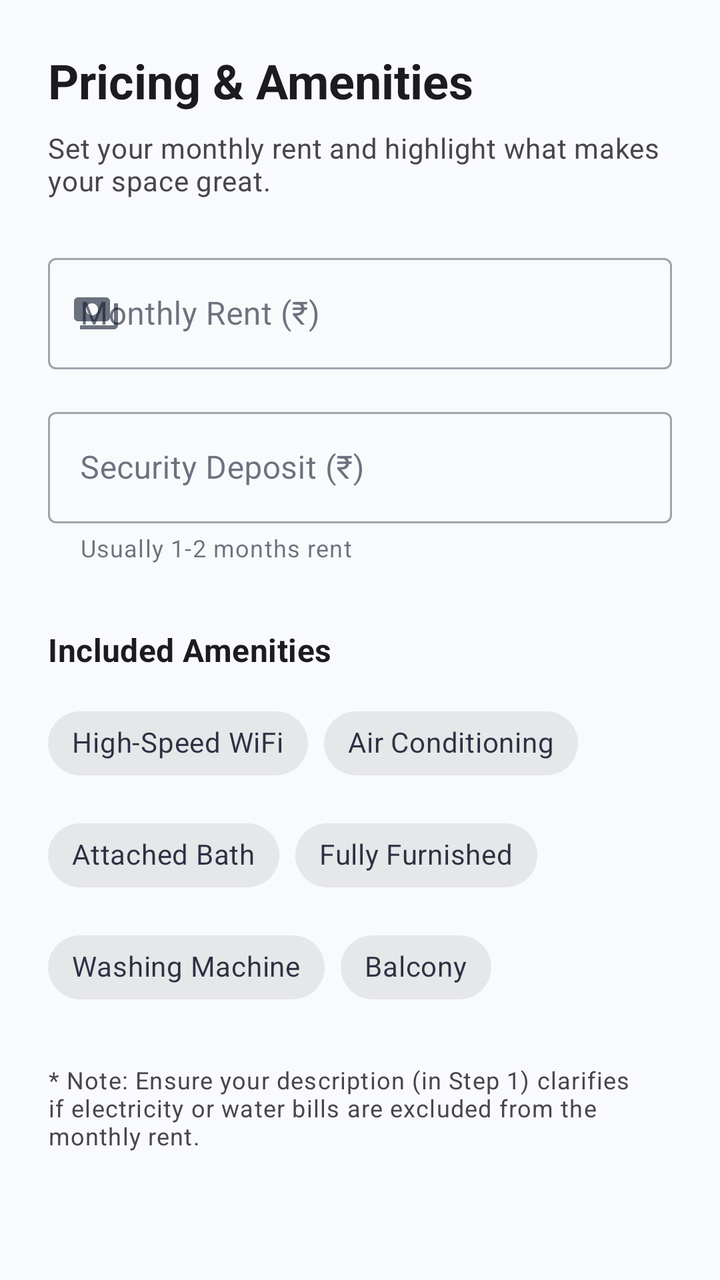
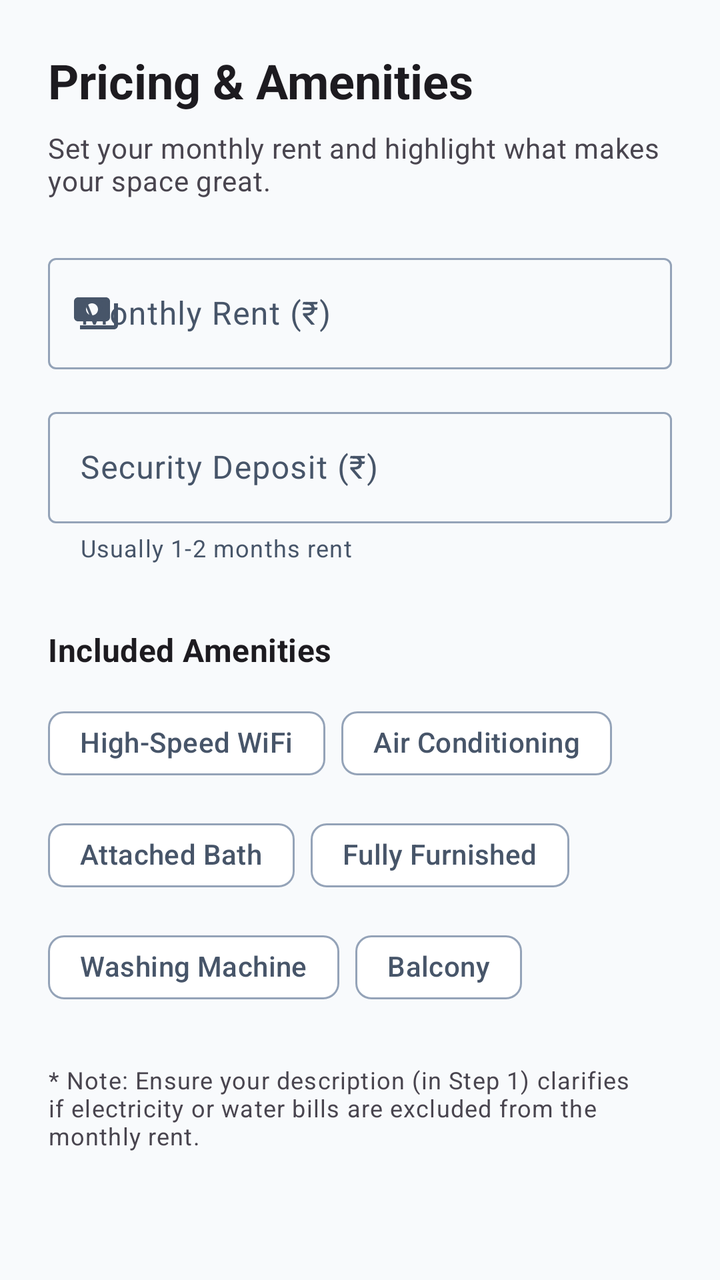

Screens rendered from an Android XML layout before and after an edit, with the pre-edit source and the edit as a unified diff.
<!-- AndroidManifest.xml: application theme Theme.StudentRoomSharingApp -->
<!-- res/layout/fragment_add_room_step3.xml -->
<?xml version="1.0" encoding="utf-8"?>
<androidx.core.widget.NestedScrollView xmlns:android="http://schemas.android.com/apk/res/android"
    xmlns:app="http://schemas.android.com/apk/res-auto"
    android:layout_width="match_parent"
    android:layout_height="match_parent"
    xmlns:tools="http://schemas.android.com/tools"
    android:fillViewport="true">

    <androidx.constraintlayout.widget.ConstraintLayout
        android:layout_width="match_parent"
        android:layout_height="wrap_content"
        android:padding="24dp">

        <TextView
            android:id="@+id/tv_step3_title"
            android:layout_width="0dp"
            android:layout_height="wrap_content"
            android:text="Pricing &amp; Amenities"
            android:textAppearance="?attr/textAppearanceHeadline5"
            android:textStyle="bold"
            app:layout_constraintEnd_toEndOf="parent"
            app:layout_constraintStart_toStartOf="parent"
            app:layout_constraintTop_toTopOf="parent" />

        <TextView
            android:id="@+id/tv_step3_subtitle"
            android:layout_width="0dp"
            android:layout_height="wrap_content"
            android:layout_marginTop="8dp"
            android:text="Set your monthly rent and highlight what makes your space great."
            android:textAppearance="?attr/textAppearanceBody2"
            android:textColor="?android:attr/textColorSecondary"
            app:layout_constraintEnd_toEndOf="parent"
            app:layout_constraintStart_toStartOf="parent"
            app:layout_constraintTop_toBottomOf="@id/tv_step3_title" />

        <com.google.android.material.textfield.TextInputLayout
            android:id="@+id/til_monthly_rent"
            style="@style/Widget.MaterialComponents.TextInputLayout.OutlinedBox"
            android:layout_width="match_parent"
            android:layout_height="wrap_content"
            android:layout_marginTop="24dp"
            android:hint="Monthly Rent (₹)"
            app:layout_constraintTop_toBottomOf="@id/tv_step3_subtitle"
            app:startIconDrawable="@drawable/baseline_payments_24">

            <com.google.android.material.textfield.TextInputEditText
                android:id="@+id/et_monthly_rent"
                android:layout_width="match_parent"
                android:layout_height="wrap_content"
                android:inputType="numberDecimal" />
        </com.google.android.material.textfield.TextInputLayout>

        <com.google.android.material.textfield.TextInputLayout
            android:id="@+id/til_security_deposit"
            style="@style/Widget.MaterialComponents.TextInputLayout.OutlinedBox"
            android:layout_width="match_parent"
            android:layout_height="wrap_content"
            android:layout_marginTop="16dp"
            android:hint="Security Deposit (₹)"
            app:helperText="Usually 1-2 months rent"
            app:layout_constraintTop_toBottomOf="@id/til_monthly_rent">

            <com.google.android.material.textfield.TextInputEditText
                android:id="@+id/et_security_deposit"
                android:layout_width="match_parent"
                android:layout_height="wrap_content"
                android:inputType="numberDecimal" />
        </com.google.android.material.textfield.TextInputLayout>

        <TextView
            android:id="@+id/tv_amenities_title"
            android:layout_width="wrap_content"
            android:layout_height="wrap_content"
            android:layout_marginTop="32dp"
            android:text="Included Amenities"
            android:textAppearance="?attr/textAppearanceSubtitle1"
            android:textStyle="bold"
            app:layout_constraintStart_toStartOf="parent"
            app:layout_constraintTop_toBottomOf="@id/til_security_deposit" />

        <com.google.android.material.chip.ChipGroup
            android:id="@+id/chip_group_amenities"
            android:layout_width="match_parent"
            android:layout_height="wrap_content"
            android:layout_marginTop="12dp"
            app:layout_constraintTop_toBottomOf="@id/tv_amenities_title"
            app:singleSelection="false"> <com.google.android.material.chip.Chip
            android:id="@+id/chip_wifi"
            style="@style/Widget.MaterialComponents.Chip.Filter"
            android:layout_width="wrap_content"
            android:layout_height="wrap_content"
            android:text="High-Speed WiFi" />

            <com.google.android.material.chip.Chip
                android:id="@+id/chip_ac"
                style="@style/Widget.MaterialComponents.Chip.Filter"
                android:layout_width="wrap_content"
                android:layout_height="wrap_content"
                android:text="Air Conditioning" />

            <com.google.android.material.chip.Chip
                android:id="@+id/chip_attached_bath"
                style="@style/Widget.MaterialComponents.Chip.Filter"
                android:layout_width="wrap_content"
                android:layout_height="wrap_content"
                android:text="Attached Bath" />

            <com.google.android.material.chip.Chip
                android:id="@+id/chip_furnished"
                style="@style/Widget.MaterialComponents.Chip.Filter"
                android:layout_width="wrap_content"
                android:layout_height="wrap_content"
                android:text="Fully Furnished" />

            <com.google.android.material.chip.Chip
                android:id="@+id/chip_washing_machine"
                style="@style/Widget.MaterialComponents.Chip.Filter"
                android:layout_width="wrap_content"
                android:layout_height="wrap_content"
                android:text="Washing Machine" />

            <com.google.android.material.chip.Chip
                android:id="@+id/chip_balcony"
                style="@style/Widget.MaterialComponents.Chip.Filter"
                android:layout_width="wrap_content"
                android:layout_height="wrap_content"
                android:text="Balcony" />
        </com.google.android.material.chip.ChipGroup>

        <TextView
            android:id="@+id/tv_utilities_note"
            android:layout_width="0dp"
            android:layout_height="wrap_content"
            android:layout_marginTop="16dp"
            android:layout_marginBottom="32dp"
            android:text="* Note: Ensure your description (in Step 1) clarifies if electricity or water bills are excluded from the monthly rent."
            android:textAppearance="?attr/textAppearanceCaption"
            android:textColor="?android:attr/textColorSecondary"
            app:layout_constraintBottom_toBottomOf="parent"
            app:layout_constraintEnd_toEndOf="parent"
            app:layout_constraintStart_toStartOf="parent"
            app:layout_constraintTop_toBottomOf="@id/chip_group_amenities" />

    </androidx.constraintlayout.widget.ConstraintLayout>
</androidx.core.widget.NestedScrollView>
<!-- resources referenced by this layout -->
<resources>
  <color name="primary">#0891B2</color>
  <color name="onPrimary">#FFFFFF</color>
  <color name="primaryContainer">#B5EAFB</color>
  <color name="onPrimaryContainer">#001F2A</color>
  <color name="secondary">#4E6A74</color>
  <color name="onSecondary">#FFFFFF</color>
  <color name="secondaryContainer">#D1F0F8</color>
  <color name="onSecondaryContainer">#05212A</color>
  <color name="tertiary">#9B6B4C</color>
  <color name="onTertiary">#FFFFFF</color>
  <color name="error">#DC2626</color>
  <color name="onError">#FFFFFF</color>
  <color name="errorContainer">#FFDAD6</color>
  <color name="onErrorContainer">#410002</color>
  <color name="background">#F8FAFC</color>
  <color name="onBackground">#0F172A</color>
  <color name="surface">#FFFFFF</color>
  <color name="onSurface">#0F172A</color>
  <color name="surfaceVariant">#E2E8F0</color>
  <color name="onSurfaceVariant">#475569</color>
  <color name="outline">#94A3B8</color>
  <style name="TextAppearance.StudentRoomSharingApp.HeadlineLarge" parent="TextAppearance.Material3.HeadlineLarge">
          <item name="android:textSize">32sp</item>
          <item name="android:lineSpacingExtra">0sp</item>
          <item name="android:letterSpacing">0</item>
          <item name="android:fontWeight">700</item>
      </style>
  <style name="TextAppearance.StudentRoomSharingApp.HeadlineMedium" parent="TextAppearance.Material3.HeadlineMedium">
          <item name="android:textSize">28sp</item>
          <item name="android:lineSpacingExtra">0sp</item>
          <item name="android:fontWeight">600</item>
      </style>
  <style name="TextAppearance.StudentRoomSharingApp.TitleLarge" parent="TextAppearance.Material3.TitleLarge">
          <item name="android:textSize">22sp</item>
          <item name="android:lineSpacingExtra">0sp</item>
          <item name="android:fontWeight">600</item>
      </style>
  <style name="TextAppearance.StudentRoomSharingApp.TitleMedium" parent="TextAppearance.Material3.TitleMedium">
          <item name="android:textSize">16sp</item>
          <item name="android:lineSpacingExtra">0sp</item>
          <item name="android:fontWeight">600</item>
      </style>
  <style name="TextAppearance.StudentRoomSharingApp.TitleSmall" parent="TextAppearance.Material3.TitleSmall">
          <item name="android:textSize">14sp</item>
          <item name="android:lineSpacingExtra">0sp</item>
          <item name="android:fontWeight">600</item>
      </style>
  <style name="TextAppearance.StudentRoomSharingApp.BodyLarge" parent="TextAppearance.Material3.BodyLarge">
          <item name="android:textSize">16sp</item>
          <item name="android:lineSpacingExtra">4sp</item>
      </style>
  <style name="TextAppearance.StudentRoomSharingApp.BodyMedium" parent="TextAppearance.Material3.BodyMedium">
          <item name="android:textSize">14sp</item>
          <item name="android:lineSpacingExtra">4sp</item>
      </style>
  <style name="TextAppearance.StudentRoomSharingApp.BodySmall" parent="TextAppearance.Material3.BodySmall">
          <item name="android:textSize">12sp</item>
          <item name="android:lineSpacingExtra">4sp</item>
      </style>
  <style name="TextAppearance.StudentRoomSharingApp.LabelLarge" parent="TextAppearance.Material3.LabelLarge">
          <item name="android:textSize">14sp</item>
          <item name="android:fontWeight">500</item>
          <item name="android:letterSpacing">0.01</item>
      </style>
  <style name="TextAppearance.StudentRoomSharingApp.LabelMedium" parent="TextAppearance.Material3.LabelMedium">
          <item name="android:textSize">12sp</item>
          <item name="android:fontWeight">500</item>
          <item name="android:letterSpacing">0.02</item>
      </style>
  <style name="TextAppearance.StudentRoomSharingApp.LabelSmall" parent="TextAppearance.Material3.LabelSmall">
          <item name="android:textSize">11sp</item>
          <item name="android:fontWeight">500</item>
          <item name="android:letterSpacing">0.03</item>
      </style>
  <!-- unchanged entries left out for length: 2 -->
</resources>

<!-- the commit's change to res/layout/fragment_add_room_step3.xml (unified diff, before → after) -->
@@ -36,7 +36,7 @@
 
         <com.google.android.material.textfield.TextInputLayout
             android:id="@+id/til_monthly_rent"
-            style="@style/Widget.MaterialComponents.TextInputLayout.OutlinedBox"
+            style="@style/Widget.Material3.TextInputLayout.OutlinedBox"
             android:layout_width="match_parent"
             android:layout_height="wrap_content"
             android:layout_marginTop="24dp"
@@ -53,7 +53,7 @@
 
         <com.google.android.material.textfield.TextInputLayout
             android:id="@+id/til_security_deposit"
-            style="@style/Widget.MaterialComponents.TextInputLayout.OutlinedBox"
+            style="@style/Widget.Material3.TextInputLayout.OutlinedBox"
             android:layout_width="match_parent"
             android:layout_height="wrap_content"
             android:layout_marginTop="16dp"
@@ -87,42 +87,42 @@
             app:layout_constraintTop_toBottomOf="@id/tv_amenities_title"
             app:singleSelection="false"> <com.google.android.material.chip.Chip
             android:id="@+id/chip_wifi"
-            style="@style/Widget.MaterialComponents.Chip.Filter"
+            style="@style/Widget.Material3.Chip.Filter"
             android:layout_width="wrap_content"
             android:layout_height="wrap_content"
             android:text="High-Speed WiFi" />
 
             <com.google.android.material.chip.Chip
                 android:id="@+id/chip_ac"
-                style="@style/Widget.MaterialComponents.Chip.Filter"
+                style="@style/Widget.Material3.Chip.Filter"
                 android:layout_width="wrap_content"
                 android:layout_height="wrap_content"
                 android:text="Air Conditioning" />
 
             <com.google.android.material.chip.Chip
                 android:id="@+id/chip_attached_bath"
-                style="@style/Widget.MaterialComponents.Chip.Filter"
+                style="@style/Widget.Material3.Chip.Filter"
                 android:layout_width="wrap_content"
                 android:layout_height="wrap_content"
                 android:text="Attached Bath" />
 
             <com.google.android.material.chip.Chip
                 android:id="@+id/chip_furnished"
-                style="@style/Widget.MaterialComponents.Chip.Filter"
+                style="@style/Widget.Material3.Chip.Filter"
                 android:layout_width="wrap_content"
                 android:layout_height="wrap_content"
                 android:text="Fully Furnished" />
 
             <com.google.android.material.chip.Chip
                 android:id="@+id/chip_washing_machine"
-                style="@style/Widget.MaterialComponents.Chip.Filter"
+                style="@style/Widget.Material3.Chip.Filter"
                 android:layout_width="wrap_content"
                 android:layout_height="wrap_content"
                 android:text="Washing Machine" />
 
             <com.google.android.material.chip.Chip
                 android:id="@+id/chip_balcony"
-                style="@style/Widget.MaterialComponents.Chip.Filter"
+                style="@style/Widget.Material3.Chip.Filter"
                 android:layout_width="wrap_content"
                 android:layout_height="wrap_content"
                 android:text="Balcony" />
